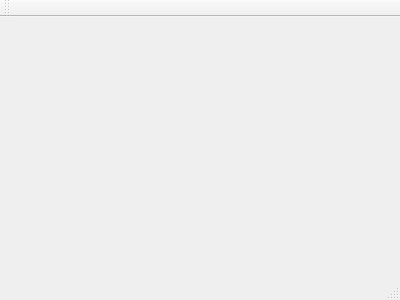
The window that mainwindow.ui (Cyriously1/NFLTour) describes before a commit, drawn with Qt 5.
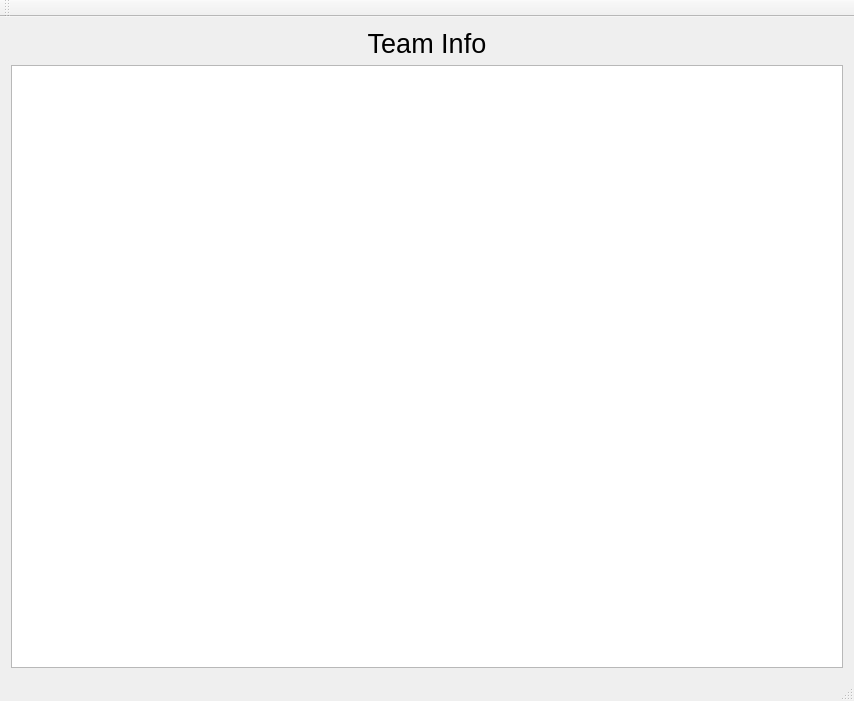
The same window after the commit.

Commit message: display team info table

```diff
--- a/mainwindow.ui
+++ b/mainwindow.ui
@@ -1,24 +1,60 @@
 <ui version="4.0">
  <class>MainWindow</class>
- <widget class="QMainWindow" name="MainWindow" >
-  <property name="geometry" >
+ <widget class="QMainWindow" name="MainWindow">
+  <property name="geometry">
    <rect>
     <x>0</x>
     <y>0</y>
-    <width>400</width>
-    <height>300</height>
+    <width>854</width>
+    <height>701</height>
    </rect>
   </property>
   <property name="windowTitle" >
    <string>MainWindow</string>
   </property>
-  <widget class="QMenuBar" name="menuBar" />
-  <widget class="QToolBar" name="mainToolBar" />
-  <widget class="QWidget" name="centralWidget" />
-  <widget class="QStatusBar" name="statusBar" />
+  <widget class="QWidget" name="centralWidget">
+   <layout class="QGridLayout" name="gridLayout">
+    <item row="0" column="0">
+     <widget class="QLabel" name="label">
+      <property name="font">
+       <font>
+        <pointsize>20</pointsize>
+       </font>
+      </property>
+      <property name="text">
+       <string>Team Info</string>
+      </property>
+      <property name="alignment">
+       <set>Qt::AlignCenter</set>
+      </property>
+     </widget>
+    </item>
+    <item row="1" column="0">
+     <widget class="QTableWidget" name="teamInfo_table"/>
+    </item>
+   </layout>
+  </widget>
+  <widget class="QMenuBar" name="menuBar">
+   <property name="geometry">
+    <rect>
+     <x>0</x>
+     <y>0</y>
+     <width>854</width>
+     <height>21</height>
+    </rect>
+   </property>
+  </widget>
+  <widget class="QToolBar" name="mainToolBar">
+   <attribute name="toolBarArea">
+    <enum>TopToolBarArea</enum>
+   </attribute>
+   <attribute name="toolBarBreak">
+    <bool>false</bool>
+   </attribute>
+  </widget>
+  <widget class="QStatusBar" name="statusBar"/>
  </widget>
- <layoutDefault spacing="6" margin="11" />
- <pixmapfunction></pixmapfunction>
+ <layoutdefault spacing="6" margin="11"/>
  <resources/>
  <connections/>
 </ui>
```
Left out of the diff: 3 changed lines with no effect on the pictures. The commit also changes 3 other files.
